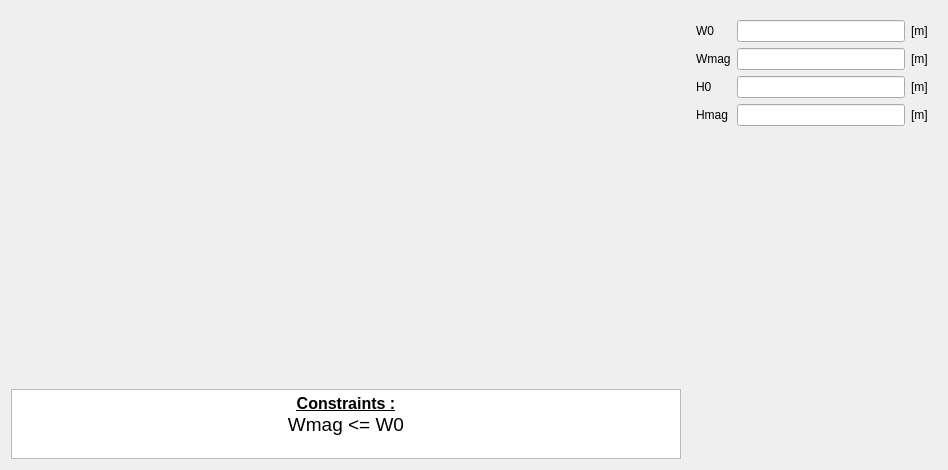
Old version of the form pyleecan/GUI/Dialog/DMachineSetup/SMSlot/PMSlot10/PMSlot10.ui in the repository Eomys/pyleecan.
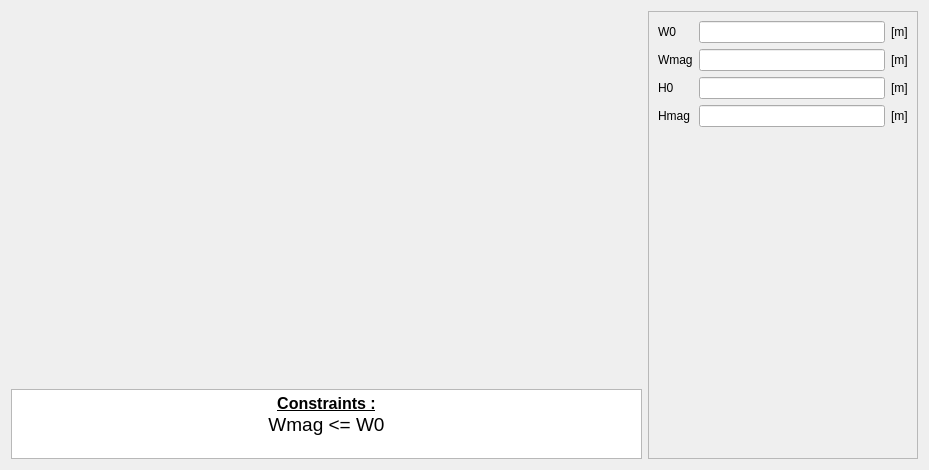
New version of the form. Icons and pictures are not drawn. Custom widgets are drawn as their Qt base class.

Commit message: [CO] Scroll widget for right column

Diff of the .ui file:
```diff
--- a/pyleecan/GUI/Dialog/DMachineSetup/SMSlot/PMSlot10/PMSlot10.ui
+++ b/pyleecan/GUI/Dialog/DMachineSetup/SMSlot/PMSlot10/PMSlot10.ui
@@ -6,7 +6,7 @@
    <rect>
     <x>0</x>
     <y>0</y>
-    <width>948</width>
+    <width>929</width>
     <height>470</height>
    </rect>
   </property>
@@ -86,20 +86,32 @@
     </layout>
    </item>
    <item>
-    <widget class="QWidget" name="widget" native="true">
+    <widget class="QScrollArea" name="scrollArea">
      <property name="minimumSize">
       <size>
-       <width>250</width>
+       <width>270</width>
        <height>0</height>
       </size>
      </property>
      <property name="maximumSize">
       <size>
-       <width>250</width>
+       <width>270</width>
        <height>16777215</height>
       </size>
      </property>
-     <layout class="QVBoxLayout" name="verticalLayout">
+     <property name="widgetResizable">
+      <bool>true</bool>
+     </property>
+     <widget class="QWidget" name="scrollAreaWidgetContents">
+      <property name="geometry">
+       <rect>
+        <x>0</x>
+        <y>0</y>
+        <width>268</width>
+        <height>446</height>
+       </rect>
+      </property>
+      <layout class="QVBoxLayout" name="verticalLayout_3">
       <item>
        <layout class="QGridLayout" name="gridLayout">
         <item row="1" column="0">
@@ -189,6 +201,7 @@
        <widget class="WWSlotOut" name="w_out" native="true"/>
       </item>
      </layout>
+     </widget>
     </widget>
    </item>
   </layout>
```
Lines whose indentation alone changed are shown as unchanged. The commit also changes 84 other files.
